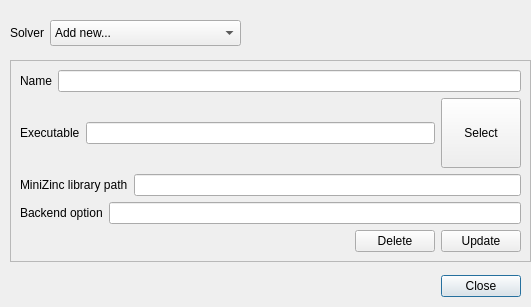
Old version of the form MiniZincIDE/solverdialog.ui in the repository MiniZinc/MiniZincIDE.
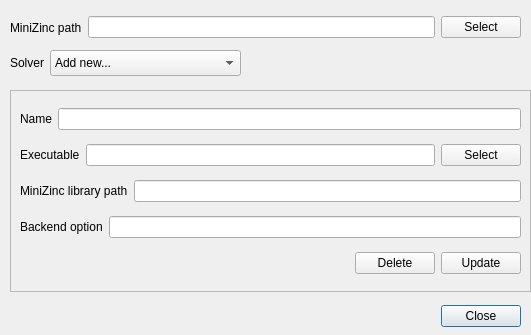
New version of the form.

Commit message: Dialog for path configuration

```diff
--- a/MiniZincIDE/solverdialog.ui
+++ b/MiniZincIDE/solverdialog.ui
@@ -7,7 +7,7 @@
     <x>0</x>
     <y>0</y>
     <width>531</width>
-    <height>307</height>
+    <height>335</height>
    </rect>
   </property>
   <property name="windowTitle">
@@ -20,7 +20,7 @@
    <property name="geometry">
     <rect>
      <x>440</x>
-     <y>270</y>
+     <y>300</y>
      <width>81</width>
      <height>32</height>
     </rect>
@@ -36,7 +36,7 @@
    <property name="geometry">
     <rect>
      <x>10</x>
-     <y>60</y>
+     <y>90</y>
      <width>521</width>
      <height>202</height>
     </rect>
@@ -81,7 +81,7 @@
       <item>
        <widget class="QPushButton" name="exec_select">
         <property name="sizePolicy">
-         <sizepolicy hsizetype="Minimum" vsizetype="Minimum">
+         <sizepolicy hsizetype="Minimum" vsizetype="Fixed">
           <horstretch>0</horstretch>
           <verstretch>0</verstretch>
          </sizepolicy>
@@ -89,6 +89,12 @@
         <property name="text">
          <string>Select</string>
         </property>
+        <property name="autoDefault">
+         <bool>true</bool>
+        </property>
+        <property name="flat">
+         <bool>false</bool>
+        </property>
        </widget>
       </item>
      </layout>
@@ -158,7 +164,7 @@
    <property name="geometry">
     <rect>
      <x>10</x>
-     <y>20</y>
+     <y>50</y>
      <width>231</width>
      <height>26</height>
     </rect>
@@ -194,6 +200,42 @@
     </item>
    </layout>
   </widget>
+  <widget class="QWidget" name="">
+   <property name="geometry">
+    <rect>
+     <x>10</x>
+     <y>10</y>
+     <width>511</width>
+     <height>35</height>
+    </rect>
+   </property>
+   <layout class="QHBoxLayout" name="horizontalLayout_9">
+    <item>
+     <layout class="QHBoxLayout" name="horizontalLayout_8">
+      <item>
+       <widget class="QLabel" name="label_6">
+        <property name="text">
+         <string>MiniZinc path</string>
+        </property>
+       </widget>
+      </item>
+      <item>
+       <widget class="QLineEdit" name="mznDistribPath"/>
+      </item>
+     </layout>
+    </item>
+    <item>
+     <widget class="QPushButton" name="mznpath_select">
+      <property name="text">
+       <string>Select</string>
+      </property>
+      <property name="flat">
+       <bool>false</bool>
+      </property>
+     </widget>
+    </item>
+   </layout>
+  </widget>
  </widget>
  <tabstops>
   <tabstop>solvers_combo</tabstop>
```
The commit also changes 5 other files.
